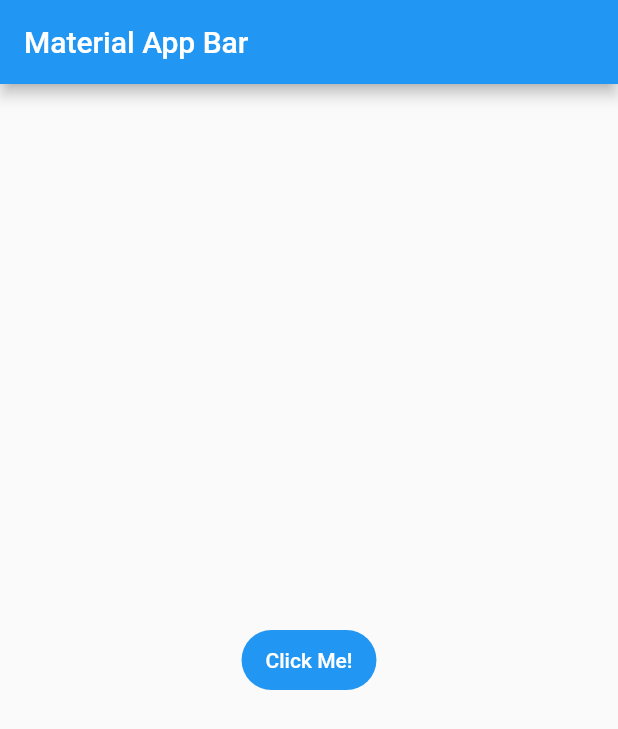
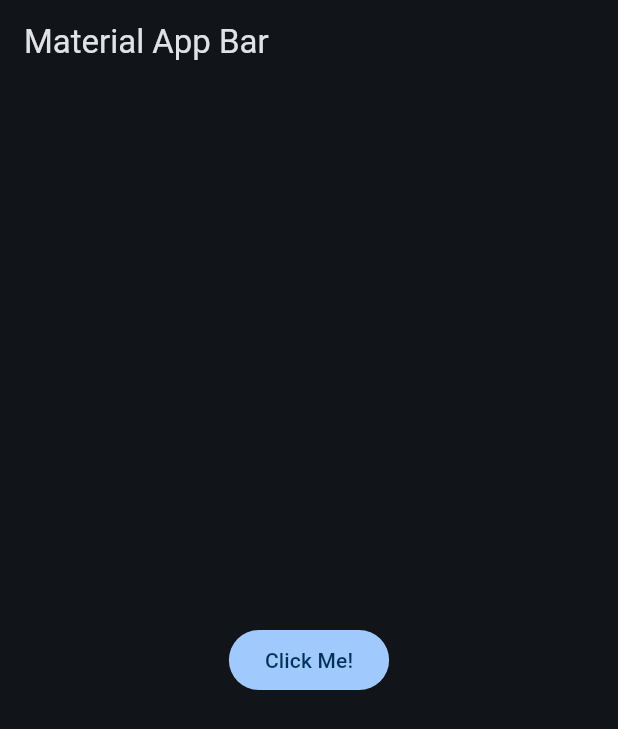
Before and after one commit to AAGuedes/flutter-yes-no-maybe, a Flutter app: the screen it shows after launch, on a phone screen of 412 x 824 dp. Shown: the top 729 px of the screen. Run offline on Flutter 3.47's test engine with Material 2 defaults, Android fonts, the phone set to English and light mode, and no system bars.

Commit message:
Estilo global para la aplicación

```diff
--- /dev/null
+++ b/lib/config/theme/app_theme.dart
@@ -0,0 +1,29 @@
+import 'package:flutter/material.dart';
+
+const Color _customColor = Color(0xFF5C11D4);
+
+const List<Color> _colorThemes = [
+  _customColor,
+  Colors.blue,
+  Colors.teal,
+  Colors.green,
+  Colors.yellow,
+  Colors.orange,
+  Colors.pink,
+];
+
+class AppTheme {
+  final int selectedColor;
+
+  AppTheme({
+    this.selectedColor = 0,
+  }) : assert(selectedColor >= 0 && selectedColor <= _colorThemes.length - 1,
+            'Color must be between 0 and ${_colorThemes.length - 1}');
+
+  ThemeData theme() {
+    return ThemeData(
+        useMaterial3: true,
+        colorSchemeSeed: _colorThemes[selectedColor],
+        brightness: Brightness.dark);
+  }
+}
--- a/lib/main.dart
+++ b/lib/main.dart
@@ -1,4 +1,5 @@
 import 'package:flutter/material.dart';
+import 'package:yes_no_app/config/theme/app_theme.dart';
 
 void main() => runApp(const MyApp());
 
@@ -10,6 +11,7 @@ class MyApp extends StatelessWidget {
     return MaterialApp(
       title: 'Yes No App',
       debugShowCheckedModeBanner: false,
+      theme: AppTheme(selectedColor: 1).theme(),
       home: Scaffold(
         appBar: AppBar(
           title: const Text('Material App Bar'),
@@ -17,8 +19,7 @@ class MyApp extends StatelessWidget {
         body: Center(
           child: FilledButton(
             child: const Text('Click Me!'),
-            onPressed: () {
-            },
+            onPressed: () {},
           ),
         ),
       ),
```
